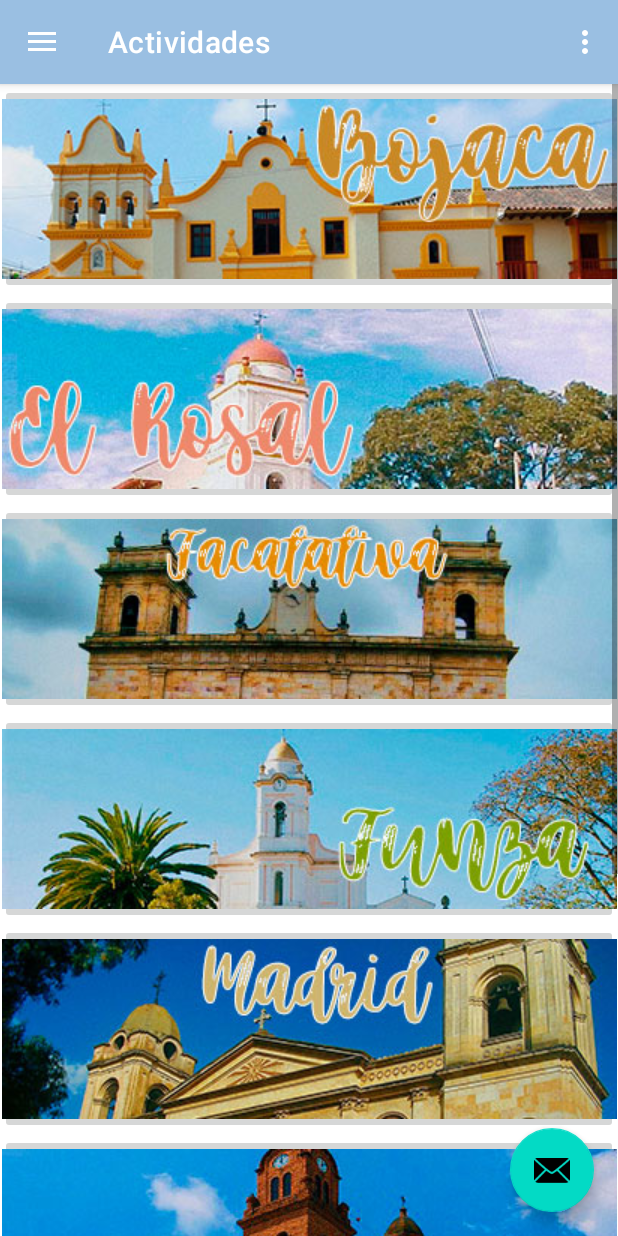
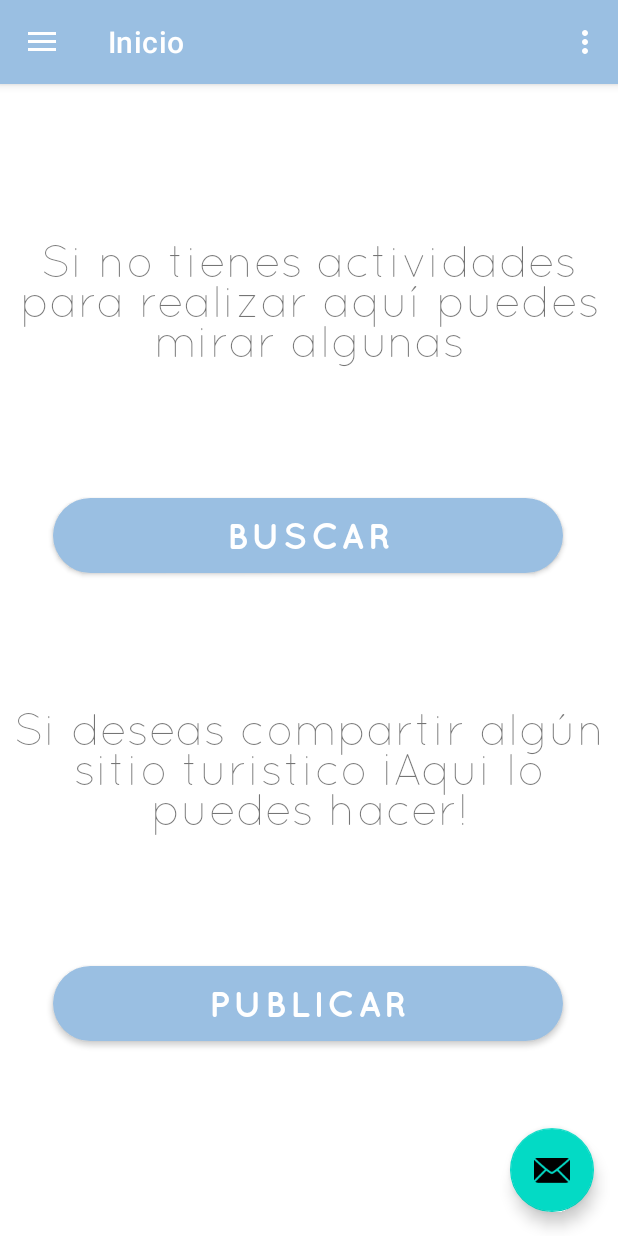
Before and after one commit to jnnieto/TuristeandoApp, an Android app: the MainAppTuristeando screen opened directly, with no data from a screen before it, on a phone screen of 412 x 824 dp. Run offline under Robolectric (Android 15) with nearby library versions, the phone set to English and light mode, and no system bars; our stand-ins replace navigation-ui.

Commit message:
Navegation complete

```diff
--- /dev/null
+++ b/app/src/main/java/com/example/turistiandoapp/InicioOpcionesFragment.kt
@@ -0,0 +1,37 @@
+package com.example.turistiandoapp
+
+import android.os.Bundle
+import androidx.fragment.app.Fragment
+import android.view.LayoutInflater
+import android.view.View
+import android.view.ViewGroup
+import android.widget.Button
+import android.widget.ImageButton
+import androidx.navigation.findNavController
+
+class InicioOpcionesFragment : Fragment() {
+
+    var btn_buscar: Button?= null
+    var btn_publicar: Button?= null
+
+    override fun onCreate(savedInstanceState: Bundle?) {
+        super.onCreate(savedInstanceState)
+    }
+
+    override fun onViewCreated(view: View, savedInstanceState: Bundle?) {
+        super.onViewCreated(view, savedInstanceState)
+        btn_buscar=view.findViewById(R.id.BtnBuscar) as Button
+        btn_buscar!!.setOnClickListener{
+            it.findNavController().navigate(R.id.action_inicioOpcionesFragment_to_nav_actividades)
+        }
+        btn_publicar=view.findViewById(R.id.BtnPublicar) as Button
+        btn_publicar!!.setOnClickListener{
+            it.findNavController().navigate(R.id.action_navinicio_to_nav_publicaciones)
+        }
+    }
+
+    override fun onCreateView(inflater: LayoutInflater, container: ViewGroup?, savedInstanceState: Bundle?): View? {
+        return inflater.inflate(R.layout.fragment_inicio_opciones, container, false)
+
+    }
+}
--- a/app/src/main/java/com/example/turistiandoapp/MainAppTuristeando.kt
+++ b/app/src/main/java/com/example/turistiandoapp/MainAppTuristeando.kt
@@ -36,7 +36,7 @@ class MainAppTuristeando : AppCompatActivity() {
         // menu should be considered as top level destinations.
         appBarConfiguration = AppBarConfiguration(
             setOf(
-                R.id.nav_actividades, R.id.nav_publicaciones, R.id.nav_favoritos, R.id.nav_usuario
+                R.id.nav_actividades, R.id.nav_publicaciones, R.id.nav_favoritos, R.id.nav_usuario, R.id.navinicio
             ), drawerLayout
         )
         setupActionBarWithNavController(navController, appBarConfiguration)
--- a/app/src/main/java/com/example/turistiandoapp/ui/actividades/MunicipiosFragment.kt
+++ b/app/src/main/java/com/example/turistiandoapp/ui/actividades/MunicipiosFragment.kt
@@ -38,35 +38,35 @@ class MunicipiosFragment : Fragment() {
         super.onViewCreated(view, savedInstanceState)
         btn_bojaca=view.findViewById(R.id.IBBojaca) as ImageButton
         btn_bojaca!!.setOnClickListener{
-            it.findNavController().navigate(R.id.action_nav_actividades_to_registro_turisteando)
+            it.findNavController().navigate(R.id.action_nav_actividades_to_actividadesDisponibles)
         }
         btn_rosal=view.findViewById(R.id.IBElRosal) as ImageButton
         btn_rosal!!.setOnClickListener{
-            it.findNavController().navigate(R.id.action_nav_actividades_to_registro_turisteando)
+            it.findNavController().navigate(R.id.action_nav_actividades_to_actividadesDisponibles)
         }
         btn_facatativa=view.findViewById(R.id.IBFacatativa) as ImageButton
         btn_facatativa!!.setOnClickListener{
-            it.findNavController().navigate(R.id.action_nav_actividades_to_registro_turisteando)
+            it.findNavController().navigate(R.id.action_nav_actividades_to_actividadesDisponibles)
         }
         btn_funza=view.findViewById(R.id.IBFunza) as ImageButton
         btn_funza!!.setOnClickListener{
-            it.findNavController().navigate(R.id.action_nav_actividades_to_registro_turisteando)
+            it.findNavController().navigate(R.id.action_nav_actividades_to_actividadesDisponibles)
         }
         btn_madrid=view.findViewById(R.id.IBMadrid) as ImageButton
         btn_madrid!!.setOnClickListener{
-            it.findNavController().navigate(R.id.action_nav_actividades_to_registro_turisteando)
+            it.findNavController().navigate(R.id.action_nav_actividades_to_actividadesDisponibles)
         }
         btn_mosquera=view.findViewById(R.id.IBMosquera) as ImageButton
         btn_mosquera!!.setOnClickListener{
-            it.findNavController().navigate(R.id.action_nav_actividades_to_registro_turisteando)
+            it.findNavController().navigate(R.id.action_nav_actividades_to_actividadesDisponibles)
         }
         btn_subachoque=view.findViewById(R.id.IBSubachoque) as ImageButton
         btn_subachoque!!.setOnClickListener{
-            it.findNavController().navigate(R.id.action_nav_actividades_to_registro_turisteando)
+            it.findNavController().navigate(R.id.action_nav_actividades_to_actividadesDisponibles)
         }
         btn_zipacon=view.findViewById(R.id.IBZipacon) as ImageButton
         btn_zipacon!!.setOnClickListener{
-            it.findNavController().navigate(R.id.action_nav_actividades_to_registro_turisteando)
+            it.findNavController().navigate(R.id.action_nav_actividades_to_actividadesDisponibles)
         }
     }
 
--- a/app/src/main/java/com/example/turistiandoapp/ui/publicaciones/PublicacionesFragment.kt
+++ b/app/src/main/java/com/example/turistiandoapp/ui/publicaciones/PublicacionesFragment.kt
@@ -21,6 +21,7 @@ import androidx.core.view.get
 import androidx.fragment.app.Fragment
 import androidx.lifecycle.Observer
 import androidx.lifecycle.ViewModelProvider
+import androidx.navigation.findNavController
 import com.example.turistiandoapp.Actividades
 import com.example.turistiandoapp.R
 import com.google.android.gms.tasks.OnCompleteListener
@@ -212,4 +213,14 @@ class PublicacionesFragment : Fragment() {
         }
     }
 
+    var btn_pub: Button?= null
+
+    override fun onViewCreated(view: View, savedInstanceState: Bundle?) {
+        super.onViewCreated(view, savedInstanceState)
+        btn_pub=view.findViewById(R.id.btnPublicar) as Button
+        btn_pub!!.setOnClickListener{
+            it.findNavController().navigate(R.id.action_nav_publicaciones_to_nav_actividades)
+        }
+    }
+
 }
--- /dev/null
+++ b/app/src/main/res/drawable/ic_inicio.xml
@@ -0,0 +1,10 @@
+<vector xmlns:android="http://schemas.android.com/apk/res/android"
+    android:width="24dp"
+    android:height="24dp"
+    android:viewportWidth="24"
+    android:viewportHeight="24"
+    android:tint="?attr/colorControlNormal">
+  <path
+      android:fillColor="@android:color/white"
+      android:pathData="M10,20v-6h4v6h5v-8h3L12,3 2,12h3v8z"/>
+</vector>
--- /dev/null
+++ b/app/src/main/res/layout/fragment_inicio_opciones.xml
@@ -0,0 +1,59 @@
+<?xml version="1.0" encoding="utf-8"?>
+<FrameLayout xmlns:android="http://schemas.android.com/apk/res/android"
+    xmlns:app="http://schemas.android.com/apk/res-auto"
+    xmlns:tools="http://schemas.android.com/tools"
+    android:layout_width="match_parent"
+    android:layout_height="match_parent"
+    tools:context=".InicioOpcionesFragment">
+
+
+    <LinearLayout
+        android:layout_width="match_parent"
+        android:layout_height="match_parent"
+        android:orientation="vertical">
+
+        <TextView
+            android:id="@+id/textView18"
+            android:layout_width="match_parent"
+            android:layout_height="250dp"
+            android:layout_marginTop="20dp"
+            android:fontFamily="@font/quicksand_light"
+            android:gravity="center"
+            android:text="Si no tienes actividades para realizar aquí puedes mirar algunas"
+            android:textSize="30sp" />
+
+        <Button
+            android:id="@+id/BtnBuscar"
+            android:layout_width="340dp"
+            android:layout_height="62dp"
+            android:layout_marginStart="35dp"
+            android:layout_marginLeft="35dp"
+            android:fontFamily="@font/quicksand_bold"
+            android:gravity="center"
+            android:text="Buscar"
+            android:textSize="24sp"
+            app:cornerRadius="50dp" />
+
+        <TextView
+            android:id="@+id/textView20"
+            android:layout_width="match_parent"
+            android:layout_height="250dp"
+            android:fontFamily="@font/quicksand_light"
+            android:gravity="center"
+            android:text="Si deseas compartir algún sitio turistico ¡Aqui lo puedes hacer!"
+            android:textSize="30sp" />
+
+        <Button
+            android:id="@+id/BtnPublicar"
+            android:layout_width="340dp"
+            android:layout_height="62dp"
+            android:layout_marginStart="35dp"
+            android:layout_marginLeft="35dp"
+            android:layout_marginBottom="20dp"
+            android:fontFamily="@font/quicksand_bold"
+            android:gravity="center"
+            android:text="Publicar"
+            android:textSize="24sp"
+            app:cornerRadius="50dp" />
+    </LinearLayout>
+</FrameLayout>
--- a/app/src/main/res/menu/activity_main_drawer.xml
+++ b/app/src/main/res/menu/activity_main_drawer.xml
@@ -4,6 +4,10 @@
     tools:showIn="navigation_view">
 
     <group android:checkableBehavior="single">
+        <item
+            android:id="@+id/navinicio"
+            android:icon="@drawable/ic_inicio"
+            android:title="@string/menu_actividades" />
         <item
             android:id="@+id/nav_actividades"
             android:icon="@drawable/ic_actividades"
--- a/app/src/main/res/navigation/mobile_navigation.xml
+++ b/app/src/main/res/navigation/mobile_navigation.xml
@@ -3,26 +3,27 @@
     xmlns:app="http://schemas.android.com/apk/res-auto"
     xmlns:tools="http://schemas.android.com/tools"
     android:id="@+id/mobile_navigation"
-    app:startDestination="@+id/nav_actividades">
+    app:startDestination="@id/navinicio">
 
     <fragment
         android:id="@+id/nav_actividades"
         android:name="com.example.turistiandoapp.ui.actividades.MunicipiosFragment"
         android:label="@string/menu_actividades"
         tools:layout="@layout/fragment_municipios" >
-        <!--<action
-            android:id="@+id/action_nav_actividades_to_actividadesFragment"
-            app:destination="@id/actividadesFragment" />-->
         <action
-            android:id="@+id/action_nav_actividades_to_registro_turisteando"
-            app:destination="@id/registro_turisteando" />
+            android:id="@+id/action_nav_actividades_to_actividadesDisponibles"
+            app:destination="@id/actividadesDisponibles" />
     </fragment>
 
     <fragment
         android:id="@+id/nav_publicaciones"
         android:name="com.example.turistiandoapp.ui.publicaciones.PublicacionesFragment"
         android:label="@string/menu_publicaciones"
-        tools:layout="@layout/fragment_publicaciones" />
+        tools:layout="@layout/fragment_publicaciones" >
+        <action
+            android:id="@+id/action_nav_publicaciones_to_nav_actividades"
+            app:destination="@id/nav_actividades" />
+    </fragment>
 
     <fragment
         android:id="@+id/nav_favoritos"
@@ -50,6 +51,33 @@
         android:name="com.example.turistiandoapp.registro_turisteando"
         android:label="activity_registro_turisteando"
         tools:layout="@layout/activity_registro_turisteando" />
+    <activity
+        android:id="@+id/actividadesDisponibles"
+        android:name="com.example.turistiandoapp.ui.actividades.ActividadesDisponibles"
+        android:label="activity_actividades_disponibles"
+        tools:layout="@layout/activity_actividades_disponibles" />
+    <activity
+        android:id="@+id/inicioTuristeando"
+        android:name="com.example.turistiandoapp.InicioTuristeando"
+        android:label="activity_inicio_turisteando"
+        tools:layout="@layout/activity_inicio_turisteando" />
+    <activity
+        android:id="@+id/login_turisteando"
+        android:name="com.example.turistiandoapp.login_turisteando"
+        android:label="activity_login_turisteando"
+        tools:layout="@layout/activity_login_turisteando" />
+    <fragment
+        android:id="@+id/navinicio"
+        android:name="com.example.turistiandoapp.InicioOpcionesFragment"
+        android:label="Inicio"
+        tools:layout="@layout/fragment_inicio_opciones" >
+        <action
+            android:id="@+id/action_inicioOpcionesFragment_to_nav_actividades"
+            app:destination="@id/nav_actividades" />
+        <action
+            android:id="@+id/action_navinicio_to_nav_publicaciones"
+            app:destination="@id/nav_publicaciones" />
+    </fragment>
     <!--<dialog
         android:id="@+id/ActividadDetalleDialogFragment"
         android:name="com.example.turistiandoapp.ui.actividades.DetalleActividadDialogFragment"
```
